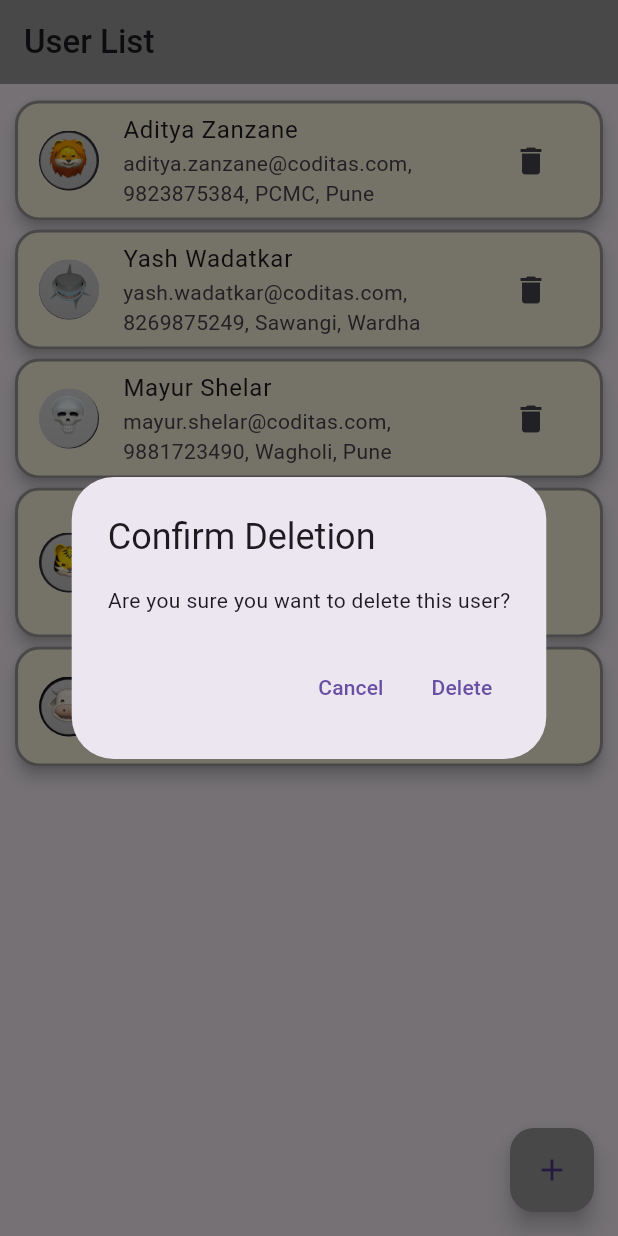
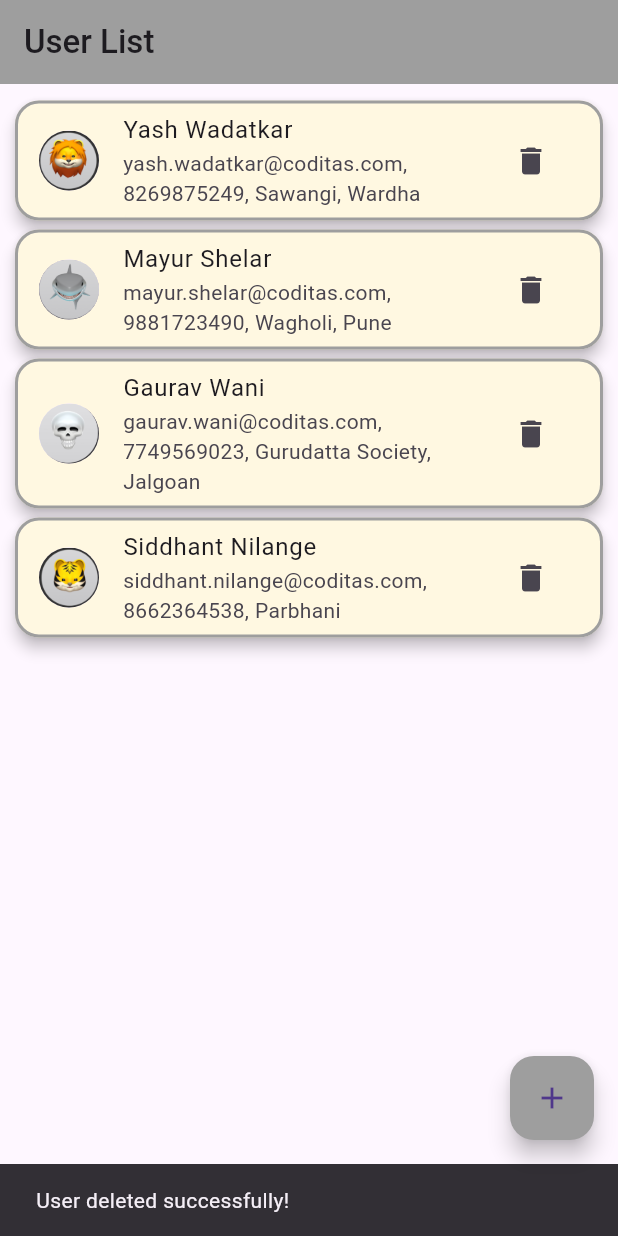
Before and after one commit to adityazanzane-coditas/State-Management-Flutter, a Flutter app: the screen it shows after launch, after a tap on the "delete" icon, on a phone screen of 412 x 824 dp. Run offline on Flutter 3.47's test engine with Material 3 defaults, Android fonts, the phone set to English and light mode, and no system bars; our stand-ins replace flutter_bloc.

```diff
--- /dev/null
+++ b/lib/data/models/user_repository.dart
@@ -0,0 +1,43 @@
+import 'package:user_app/data/models/user.dart';
+
+class UserRepository {
+  List<User> fetchUsers() {
+    return [
+      User(
+        name: 'Aditya Zanzane',
+        email: 'aditya.zanzane@coditas.com',
+        phone: '9823875384',
+        address: 'PCMC, Pune',
+        avatar: '',
+      ),
+      User(
+        name: 'Yash Wadatkar',
+        email: 'yash.wadatkar@coditas.com',
+        phone: '8269875249',
+        address: 'Sawangi, Wardha',
+        avatar: '',
+      ),
+      User(
+        name: 'Mayur Shelar',
+        email: 'mayur.shelar@coditas.com',
+        phone: '9881723490',
+        address: 'Wagholi, Pune',
+        avatar: '',
+      ),
+      User(
+        name: 'Gaurav Wani',
+        email: 'gaurav.wani@coditas.com',
+        phone: '7749569023',
+        address: 'Gurudatta Society, Jalgoan',
+        avatar: '',
+      ),
+      User(
+        name: 'Siddhant Nilange',
+        email: 'siddhant.nilange@coditas.com',
+        phone: '8662364538',
+        address: 'Parbhani',
+        avatar: '',
+      ),
+    ];
+  }
+}
--- a/lib/main.dart
+++ b/lib/main.dart
@@ -1,13 +1,11 @@
 import 'package:flutter/material.dart';
-import 'package:flutter_riverpod/flutter_riverpod.dart';
+import 'package:flutter_bloc/flutter_bloc.dart';
+import 'package:user_app/data/models/user_repository.dart';
+import 'package:user_app/presentation/bloc/user_list_bloc.dart';
 import 'package:user_app/presentation/screens/user_list_screen.dart';
 
 void main() {
-  runApp(
-    const ProviderScope(
-      child: UserApp(),
-    ),
-  );
+  runApp(const UserApp());
 }
 
 class UserApp extends StatelessWidget {
@@ -15,9 +13,12 @@ class UserApp extends StatelessWidget {
 
   @override
   Widget build(BuildContext context) {
-    return const MaterialApp(
+    return MaterialApp(
       title: 'User Details',
-      home: UserListScreen(),
+      home: BlocProvider(
+        create: (context) => UserListBloc(userRepository: UserRepository()),
+        child: const UserListScreen(),
+      ),
       debugShowCheckedModeBanner: false,
     );
   }
--- /dev/null
+++ b/lib/presentation/bloc/user_event.dart
@@ -0,0 +1,24 @@
+import 'package:user_app/data/models/user.dart';
+
+abstract class UserEvent {}
+
+class AddingUser extends UserEvent {
+  final User newUser;
+
+  AddingUser(this.newUser);
+}
+
+class UpdatingUser extends UserEvent {
+  final int index;
+  final User updatedUser;
+
+  UpdatingUser(this.index, this.updatedUser);
+}
+
+class DeletingUser extends UserEvent {
+  final int index;
+
+  DeletingUser(this.index);
+}
+
+class RetryEvent extends UserEvent {}
--- /dev/null
+++ b/lib/presentation/bloc/user_list_bloc.dart
@@ -0,0 +1,82 @@
+import 'dart:math';
+import 'package:flutter_bloc/flutter_bloc.dart';
+import 'package:user_app/data/models/user.dart';
+import 'package:user_app/data/models/user_repository.dart';
+import 'package:user_app/presentation/bloc/user_event.dart';
+import 'package:user_app/presentation/bloc/user_states.dart';
+
+class UserListBloc extends Bloc<UserEvent, UserState> {
+  late List<User> userList;
+  final UserRepository userRepository;
+
+  UserListBloc({required this.userRepository}) : super(UserListLoading()) {
+    on<AddingUser>(_onAddingUser);
+    on<UpdatingUser>(_onUpdatingUser);
+    on<DeletingUser>(_onDeletingUser);
+    on<RetryEvent>(_onRetryEvent);
+
+    _fetchUsers();
+  }
+
+  Future<void> _fetchUsers() async {
+    try {
+      await Future.delayed(const Duration(seconds: 1));
+      userList = userRepository.fetchUsers();
+      // ignore: invalid_use_of_visible_for_testing_member
+      emit(UserListLoaded(List.from(userList)));
+    } catch (error) {
+      // ignore: invalid_use_of_visible_for_testing_member
+      emit(UserErrorState(error.toString()));
+    }
+  }
+
+  Future<void> _addUser(User newUser, Emitter<UserState> emit) async {
+    try {
+      await Future.delayed(const Duration(seconds: 1));
+      final random = Random();
+      if (random.nextBool()) {
+        userList.add(newUser);
+        emit(UserListLoaded(List.from(userList)));
+      } else {
+        emit(UserErrorState('Failed to add user. Please try again.'));
+      }
+    } catch (error) {
+      emit(UserErrorState(error.toString()));
+    }
+  }
+
+  Future<void> _updateUser(
+      int index, User updatedUser, Emitter<UserState> emit) async {
+    try {
+      await Future.delayed(const Duration(seconds: 1));
+      final random = Random();
+      if (random.nextBool()) {
+        userList[index] = updatedUser;
+        emit(UserListLoaded(List.from(userList)));
+      } else {
+        emit(UserErrorState('Failed to update user. Please try again.'));
+      }
+    } catch (error) {
+      emit(UserErrorState(error.toString()));
+    }
+  }
+
+  void _onAddingUser(AddingUser event, Emitter<UserState> emit) async {
+    emit(UserListLoading());
+    await _addUser(event.newUser, emit);
+  }
+
+  void _onUpdatingUser(UpdatingUser event, Emitter<UserState> emit) async {
+    emit(UserListLoading());
+    await _updateUser(event.index, event.updatedUser, emit);
+  }
+
+  void _onDeletingUser(DeletingUser event, Emitter<UserState> emit) {
+    userList.removeAt(event.index);
+    emit(UserListLoaded(List.from(userList)));
+  }
+
+  void _onRetryEvent(RetryEvent event, Emitter<UserState> emit) {
+    _fetchUsers();
+  }
+}
--- /dev/null
+++ b/lib/presentation/bloc/user_states.dart
@@ -0,0 +1,17 @@
+import 'package:user_app/data/models/user.dart';
+
+abstract class UserState {}
+
+class UserListLoading extends UserState {}
+
+class UserListLoaded extends UserState {
+  final List<User> userList;
+
+  UserListLoaded(this.userList);
+}
+
+class UserErrorState extends UserState {
+  final String error;
+
+  UserErrorState(this.error);
+}
--- a/lib/presentation/screens/edit_user_screen.dart
+++ b/lib/presentation/screens/edit_user_screen.dart
@@ -1,8 +1,8 @@
 import 'package:flutter/material.dart';
-import '../widgets/user_details.dart';
+import 'package:user_app/presentation/widgets/user_details.dart';
 
-class UserEditScreen extends StatelessWidget {
-  const UserEditScreen({
+class EditUserScreen extends StatelessWidget {
+  const EditUserScreen({
     super.key,
     required this.name,
     required this.phoneNumber,
--- a/lib/presentation/screens/user_list_screen.dart
+++ b/lib/presentation/screens/user_list_screen.dart
@@ -1,12 +1,15 @@
 import 'package:flutter/material.dart';
-import 'package:flutter_riverpod/flutter_riverpod.dart';
+import 'package:flutter_bloc/flutter_bloc.dart';
+import 'package:user_app/core/constants.dart';
 import 'package:user_app/data/models/user.dart';
-import 'package:user_app/presentation/providers/user_list_provider.dart';
+import 'package:user_app/data/models/user_repository.dart';
+import 'package:user_app/presentation/bloc/user_event.dart';
+import 'package:user_app/presentation/bloc/user_list_bloc.dart';
+import 'package:user_app/presentation/bloc/user_states.dart';
 import 'package:user_app/presentation/screens/add_user_screen.dart';
-import 'package:user_app/presentation/screens/edit_user_screen.dart';
-import 'package:user_app/core/constants.dart';
+import 'package:user_app/presentation/widgets/user_card.dart';
 
-class UserListScreen extends ConsumerWidget {
+class UserListScreen extends StatelessWidget {
   const UserListScreen({super.key});
 
   String getAvatarPath(User user, List<String> avatarOptions, int index) {
@@ -16,10 +19,19 @@ class UserListScreen extends ConsumerWidget {
   }
 
   @override
-  Widget build(BuildContext context, WidgetRef ref) {
-    final users = ref.watch(userListProvider);
+  Widget build(BuildContext context) {
+    return BlocProvider(
+      create: (context) => UserListBloc(userRepository: UserRepository()),
+      child: BlocBuilder<UserListBloc, UserState>(
+        builder: (context, state) {
+          final userBloc = BlocProvider.of<UserListBloc>(context);
 
-    const List<String> avatarOptions = Constants.avatarOptions;
+          if (state is UserListLoading) {
+            return const Center(
+              child: CircularProgressIndicator(),
+            );
+          } else if (state is UserListLoaded) {
+            final List<User> users = state.userList;
 
             return Scaffold(
               appBar: AppBar(
@@ -41,84 +53,13 @@ class UserListScreen extends ConsumerWidget {
                     : ListView.builder(
                         itemCount: users.length,
                         itemBuilder: (context, index) {
-                  //User Indexes
                           final user = users[index];
 
-                  return Card(
-                    color: Colors.amber[50],
-                    elevation: 4,
-                    margin:
-                        const EdgeInsets.symmetric(horizontal: 10, vertical: 3),
-                    shape: RoundedRectangleBorder(
-                      borderRadius: BorderRadius.circular(16),
-                      side: const BorderSide(
-                        color: Colors.grey,
-                        width: 2,
-                      ),
-                    ),
-                    child: ListTile(
-                      leading: CircleAvatar(
-                        backgroundImage: user.avatar.isNotEmpty
-                            ? AssetImage(user.avatar)
-                            : AssetImage(
-                                avatarOptions[index % avatarOptions.length]),
-                      ),
-                      title: Text(user.name),
-                      subtitle:
-                          Text('${user.email}, ${user.phone}, ${user.address}'),
-                      trailing: IconButton(
-                        icon: const Icon(Icons.delete),
-                        onPressed: () {
-                          showDialog(
-                            context: context,
-                            builder: (BuildContext context) {
-                              return AlertDialog(
-                                title: const Text('Confirm Deletion'),
-                                content: const Text(
-                                    'Are you sure you want to delete this user?'),
-                                actions: <Widget>[
-                                  TextButton(
-                                    onPressed: () {
-                                      Navigator.of(context).pop();
-                                    },
-                                    child: const Text('Cancel'),
-                                  ),
-                                  TextButton(
-                                    onPressed: () {
-                                      ref
-                                          .read(userListProvider.notifier)
-                                          .deleteUser(index);
-                                      Navigator.of(context).pop();
-                                    },
-                                    child: const Text('Delete'),
-                                  ),
-                                ],
-                              );
-                            },
-                          );
-                        },
-                      ),
-                      onTap: () {
-                        Navigator.push(
-                          context,
-                          MaterialPageRoute(
-                            builder: (context) => UserEditScreen(
-                                name: user.name,
-                                address: user.address,
-                                phoneNumber: user.phone,
-                                email: user.email,
-                                avatar:
-                                    getAvatarPath(user, avatarOptions, index)),
-                          ),
-                        ).then((updatedUser) {
-                          if (updatedUser != null) {
-                            ref
-                                .read(userListProvider.notifier)
-                                .updateUser(index, updatedUser);
-                          }
-                        });
-                      },
-                    ),
+                          return UserCard(
+                            user: user,
+                            index: index,
+                            avatarOptions: Constants.avatarOptions,
+                            userBloc: userBloc,
                           );
                         },
                       ),
@@ -133,12 +74,47 @@ class UserListScreen extends ConsumerWidget {
                     ),
                   ).then((newUser) {
                     if (newUser != null) {
-              ref.read(userListProvider.notifier).addUser(newUser);
+                      userBloc.add(AddingUser(newUser));
+                      ScaffoldMessenger.of(context).showSnackBar(
+                        const SnackBar(
+                          content: Text('User added successfully!'),
+                        ),
+                      );
                     }
                   });
                 },
                 child: const Icon(Icons.add),
               ),
             );
+          } else if (state is UserErrorState) {
+            return Scaffold(
+              backgroundColor: Colors.black,
+              body: Center(
+                child: Column(
+                  mainAxisAlignment: MainAxisAlignment.center,
+                  children: [
+                    Text(
+                      'Error: ${state.error}',
+                      style: const TextStyle(
+                        fontSize: 18,
+                        color: Colors.red,
+                      ),
+                    ),
+                    const SizedBox(height: 20),
+                    ElevatedButton(
+                      onPressed: () {
+                        userBloc.add(RetryEvent());
+                      },
+                      child: const Text('Retry'),
+                    ),
+                  ],
+                ),
+              ),
+            );
+          }
+          return const SizedBox();
+        },
+      ),
+    );
   }
 }
--- /dev/null
+++ b/lib/presentation/widgets/user_card.dart
@@ -0,0 +1,81 @@
+import 'package:flutter/material.dart';
+import 'package:user_app/data/models/user.dart';
+import 'package:user_app/presentation/bloc/user_event.dart';
+import 'package:user_app/presentation/bloc/user_list_bloc.dart';
+import 'package:user_app/presentation/screens/edit_user_screen.dart';
+
+class UserCard extends StatelessWidget {
+  final User user;
+  final int index;
+  final List<String> avatarOptions;
+  final UserListBloc userBloc;
+
+  const UserCard({
+    super.key,
+    required this.user,
+    required this.index,
+    required this.avatarOptions,
+    required this.userBloc,
+  });
+
+  @override
+  Widget build(BuildContext context) {
+    return Card(
+      color: Colors.amber[50],
+      elevation: 4,
+      margin: const EdgeInsets.symmetric(horizontal: 10, vertical: 3),
+      shape: RoundedRectangleBorder(
+        borderRadius: BorderRadius.circular(16),
+        side: const BorderSide(
+          color: Colors.grey,
+          width: 2,
+        ),
+      ),
+      child: ListTile(
+        leading: CircleAvatar(
+          backgroundImage: user.avatar.isNotEmpty
+              ? AssetImage(user.avatar)
+              : AssetImage(avatarOptions[index % avatarOptions.length]),
+        ),
+        title: Text(user.name),
+        subtitle: Text('${user.email}, ${user.phone}, ${user.address}'),
+        trailing: IconButton(
+          icon: const Icon(Icons.delete),
+          onPressed: () {
+            userBloc.add(DeletingUser(index));
+            ScaffoldMessenger.of(context).showSnackBar(
+              const SnackBar(
+                content: Text('User deleted successfully!'),
+              ),
+            );
+          },
+        ),
+        onTap: () {
+          Navigator.push(
+            context,
+            MaterialPageRoute(
+              builder: (context) => EditUserScreen(
+                name: user.name,
+                email: user.email,
+                phoneNumber: user.phone,
+                address: user.address,
+                avatar: user.avatar.isNotEmpty
+                    ? user.avatar
+                    : avatarOptions[index % avatarOptions.length],
+              ),
+            ),
+          ).then((updatedUser) {
+            if (updatedUser != null) {
+              userBloc.add(UpdatingUser(index, updatedUser));
+              ScaffoldMessenger.of(context).showSnackBar(
+                const SnackBar(
+                  content: Text('User updated successfully!'),
+                ),
+              );
+            }
+          });
+        },
+      ),
+    );
+  }
+}
--- a/lib/presentation/widgets/user_details.dart
+++ b/lib/presentation/widgets/user_details.dart
@@ -10,6 +10,7 @@ class UserDetails extends StatelessWidget {
     required this.phoneNumber,
     required this.address,
     required this.avatar,
+    Function(User p1)? onUserAdded,
   });
 
   final String name, email, phoneNumber, address, avatar;
--- a/pubspec.yaml
+++ b/pubspec.yaml
@@ -10,7 +10,7 @@ dependencies:
   flutter:
     sdk: flutter
   cupertino_icons: ^1.0.6
-  flutter_riverpod: ^2.5.1
+  flutter_bloc: ^8.1.5
 
 dev_dependencies:
   flutter_test:
```
Also changed, not shown: lib/presentation/providers/user_list_provider.dart (deleted, +0 -62 lines), lib/presentation/screens/add_user_screen.dart (+6 -13 lines), pubspec.lock. Lines whose indentation alone changed are shown as unchanged.
